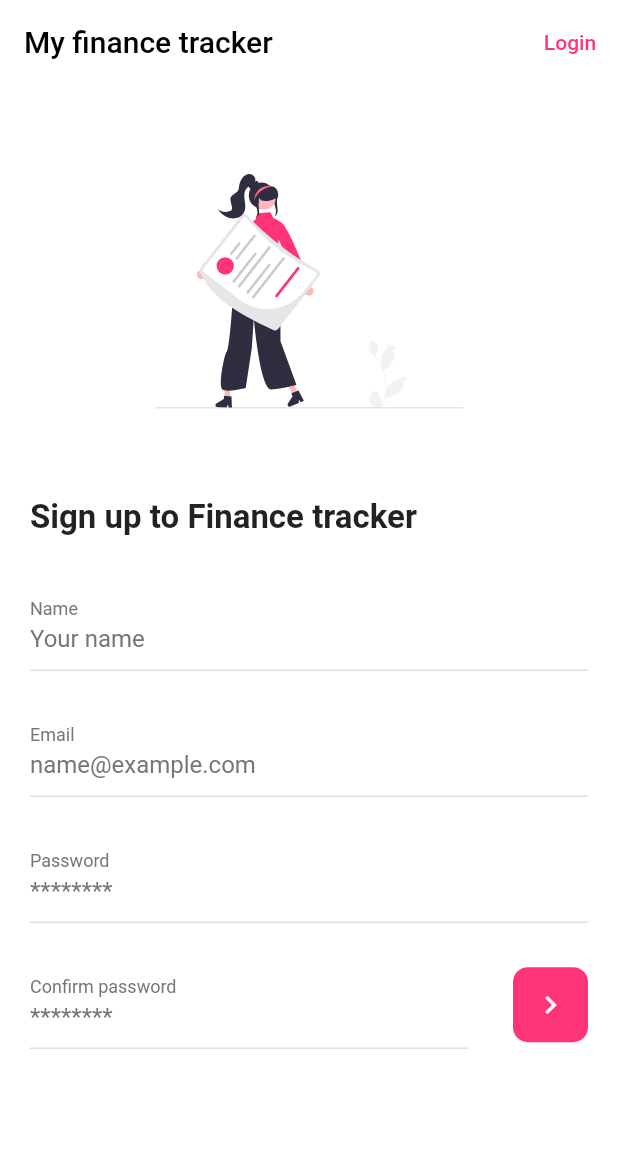
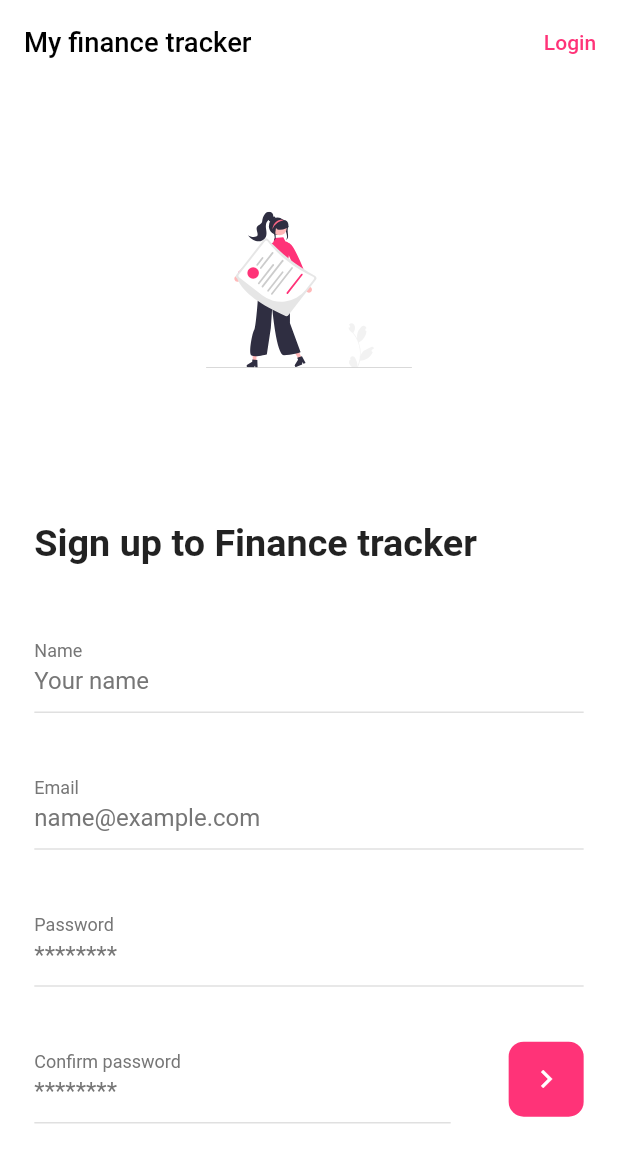
Before and after one commit to Mario06-dev/finance_tracker, a Flutter app: the screen it shows after launch, after a tap on "Sign Up", on a phone screen of 412 x 824 dp. Shown: the top 1163 px of the screen. Run offline on Flutter 3.47's test engine with Material 2 defaults, Android fonts, the phone set to English and light mode, and no system bars; our stand-ins replace cloud_firestore, firebase_auth, firebase_core, flutter_screenutil, flutter_svg; accounts and stored records are empty.

Commit message:
Added responsive sizing with screen util

```diff
--- a/lib/main.dart
+++ b/lib/main.dart
@@ -1,6 +1,10 @@
+import 'package:finance_tracker/colors.dart';
+import 'package:finance_tracker/screens/dashboard_screen.dart';
 import 'package:finance_tracker/screens/login_screen.dart';
+import 'package:firebase_auth/firebase_auth.dart';
 import 'package:flutter/material.dart';
 import 'package:firebase_core/firebase_core.dart';
+import 'package:flutter_screenutil/flutter_screenutil.dart';
 
 void main() async {
   WidgetsFlutterBinding.ensureInitialized();
@@ -14,13 +18,37 @@ class MyApp extends StatelessWidget {
   // This widget is the root of your application.
   @override
   Widget build(BuildContext context) {
-    return MaterialApp(
-      debugShowCheckedModeBanner: false,
-      title: 'Flutter Demo',
-      theme: ThemeData.light().copyWith(
-        scaffoldBackgroundColor: Colors.white,
+    return ScreenUtilInit(
+      designSize: const Size(360, 640),
+      builder: (context, child) => MaterialApp(
+        debugShowCheckedModeBanner: false,
+        title: 'Flutter Demo',
+        theme: ThemeData.light().copyWith(
+          scaffoldBackgroundColor: Colors.white,
+        ),
+        home: StreamBuilder(
+          stream: FirebaseAuth.instance.authStateChanges(),
+          builder: (context, snapshot) {
+            if (snapshot.connectionState == ConnectionState.active) {
+              if (snapshot.hasData) {
+                return const DashboardScreen();
+              } else if (snapshot.hasError) {
+                return Center(
+                  child: Text('${snapshot.error}'),
+                );
+              }
+            }
+            if (snapshot.connectionState == ConnectionState.waiting) {
+              return const Center(
+                  child: CircularProgressIndicator(
+                color: primaryColor,
+              ));
+            }
+
+            return const LoginScreen();
+          },
+        ),
       ),
-      home: const LoginScreen(),
     );
   }
 }
--- /dev/null
+++ b/lib/models/user_model.dart
@@ -0,0 +1,34 @@
+/*
+    	User Model for app users
+ */
+import 'package:cloud_firestore/cloud_firestore.dart';
+
+class UserModel {
+  final String email;
+  final String uid;
+  final String name;
+
+  const UserModel({
+    required this.email,
+    required this.uid,
+    required this.name,
+  });
+
+  // Converting everything we get form input to object file
+  Map<String, dynamic> toJson() => {
+        'email': email,
+        'uid': uid,
+        'name': name,
+      };
+
+  // Take DOcumentSnapshot and return User model
+  static UserModel fromSnap(DocumentSnapshot snap) {
+    var snapshot = snap.data() as Map<String, dynamic>;
+
+    return UserModel(
+      email: snapshot['email'],
+      uid: snapshot['uid'],
+      name: snapshot['name'],
+    );
+  }
+}
--- a/lib/screens/login_screen.dart
+++ b/lib/screens/login_screen.dart
@@ -2,6 +2,7 @@ import 'package:finance_tracker/colors.dart';
 import 'package:finance_tracker/screens/signup_screen.dart';
 import 'package:finance_tracker/widgets/text_input_field.dart';
 import 'package:flutter/material.dart';
+import 'package:flutter_screenutil/flutter_screenutil.dart';
 import 'package:flutter_svg/svg.dart';
 
 import '../widgets/small_action_button.dart';
@@ -21,10 +22,11 @@ class _LoginScreenState extends State<LoginScreen> {
         centerTitle: false,
         backgroundColor: Colors.white,
         elevation: 0,
-        title: const Text(
+        title: Text(
           'My finance tracker',
           style: TextStyle(
             color: Colors.black,
+            fontSize: 16.sp,
           ),
         ),
         actions: [
@@ -42,37 +44,39 @@ class _LoginScreenState extends State<LoginScreen> {
       ),
       body: SafeArea(
         child: Padding(
-          padding: const EdgeInsets.symmetric(horizontal: 20),
+          padding: EdgeInsets.symmetric(horizontal: 20.w),
           child: SingleChildScrollView(
             child: Column(
               crossAxisAlignment: CrossAxisAlignment.start,
               mainAxisAlignment: MainAxisAlignment.center,
               children: [
-                const SizedBox(height: 60),
+                SizedBox(height: 60.h),
                 Center(
                   child: SvgPicture.asset(
                     'assets/images/auth_img_2.svg',
-                    width: MediaQuery.of(context).size.width * 0.5,
+                    //width: MediaQuery.of(context).size.width * 0.5,
+                    width: 120.w,
+                    height: 120.h,
                   ),
                 ),
-                const SizedBox(height: 60),
-                const Text(
+                SizedBox(height: 60.h),
+                Text(
                   'Login to your account',
                   style: TextStyle(
-                    fontSize: 22,
+                    fontSize: 22.sp,
                     fontWeight: FontWeight.bold,
                   ),
                 ),
-                const SizedBox(height: 30),
+                SizedBox(height: 30.h),
                 const TextFieldInput(
                   hintText: 'name@example.com',
                   labelText: 'Email',
                   textInputType: TextInputType.emailAddress,
                 ),
-                const SizedBox(height: 25),
+                SizedBox(height: 25.h),
                 Row(
-                  children: const [
-                    Expanded(
+                  children: [
+                    const Expanded(
                       child: TextFieldInput(
                         hintText: '********',
                         labelText: 'Password',
@@ -80,11 +84,11 @@ class _LoginScreenState extends State<LoginScreen> {
                         isPass: true,
                       ),
                     ),
-                    SizedBox(width: 30),
-                    SmallActionButton(),
+                    SizedBox(width: 30.w),
+                    const SmallActionButton(),
                   ],
                 ),
-                const SizedBox(height: 30),
+                SizedBox(height: 30.h),
                 Text('Forgot password?'),
               ],
             ),
--- a/lib/screens/signup_screen.dart
+++ b/lib/screens/signup_screen.dart
@@ -2,9 +2,13 @@ import 'package:finance_tracker/colors.dart';
 import 'package:finance_tracker/screens/login_screen.dart';
 import 'package:finance_tracker/widgets/text_input_field.dart';
 import 'package:flutter/material.dart';
+import 'package:flutter_screenutil/flutter_screenutil.dart';
 import 'package:flutter_svg/svg.dart';
 
+import '../resources/auth_methods.dart';
+import '../utils/utils.dart';
 import '../widgets/small_action_button.dart';
+import 'dashboard_screen.dart';
 
 class SignupScreen extends StatefulWidget {
   const SignupScreen({Key? key}) : super(key: key);
@@ -14,6 +18,49 @@ class SignupScreen extends StatefulWidget {
 }
 
 class _SignupScreenState extends State<SignupScreen> {
+  // Text Editing controllers for input fields
+  TextEditingController _nameController = TextEditingController();
+  TextEditingController _emailController = TextEditingController();
+  TextEditingController _passwordController = TextEditingController();
+  TextEditingController _confirmPassController = TextEditingController();
+
+  bool _isLoading = false;
+
+  @override
+  void dispose() {
+    _nameController.dispose();
+    _emailController.dispose();
+    _passwordController.dispose();
+    _confirmPassController.dispose();
+    super.dispose();
+  }
+
+  void signUpUser() async {
+    setState(() {
+      _isLoading = true;
+    });
+
+    String res = await AuthMethods().signUpUser(
+      email: _emailController.text,
+      password: _passwordController.text,
+      name: _nameController.text,
+    );
+
+    if (res != 'successs') {
+      // ignore: use_build_context_synchronously
+      Navigator.of(context).pushReplacement(
+        MaterialPageRoute(
+          builder: (context) => const DashboardScreen(),
+        ),
+      );
+    } else {
+      showSnackBar(res, context);
+    }
+    setState(() {
+      _isLoading = false;
+    });
+  }
+
   @override
   Widget build(BuildContext context) {
     return Scaffold(
@@ -21,10 +68,11 @@ class _SignupScreenState extends State<SignupScreen> {
         centerTitle: false,
         backgroundColor: Colors.white,
         elevation: 0,
-        title: const Text(
+        title: Text(
           'My finance tracker',
           style: TextStyle(
             color: Colors.black,
+            fontSize: 16.sp,
           ),
         ),
         actions: [
@@ -42,7 +90,7 @@ class _SignupScreenState extends State<SignupScreen> {
       ),
       body: SafeArea(
         child: Padding(
-          padding: const EdgeInsets.symmetric(horizontal: 20),
+          padding: EdgeInsets.symmetric(horizontal: 20.w),
           child: SingleChildScrollView(
             child: Column(
               crossAxisAlignment: CrossAxisAlignment.start,
@@ -52,40 +100,42 @@ class _SignupScreenState extends State<SignupScreen> {
                 Center(
                   child: SvgPicture.asset(
                     'assets/images/auth_img_2.svg',
-                    width: MediaQuery.of(context).size.width * 0.5,
+                    //width: MediaQuery.of(context).size.width * 0.5,
+                    width: 120.w,
+                    height: 120.h,
                   ),
                 ),
-                const SizedBox(height: 60),
-                const Text(
+                SizedBox(height: 60.h),
+                Text(
                   'Sign up to Finance tracker',
                   style: TextStyle(
-                    fontSize: 22,
+                    fontSize: 22.sp,
                     fontWeight: FontWeight.bold,
                   ),
                 ),
-                const SizedBox(height: 30),
+                SizedBox(height: 30.h),
                 const TextFieldInput(
                   hintText: 'Your name',
                   labelText: 'Name',
                   textInputType: TextInputType.emailAddress,
                 ),
-                const SizedBox(height: 25),
+                SizedBox(height: 25.h),
                 const TextFieldInput(
                   hintText: 'name@example.com',
                   labelText: 'Email',
                   textInputType: TextInputType.emailAddress,
                 ),
-                const SizedBox(height: 25),
+                SizedBox(height: 25.h),
                 const TextFieldInput(
                   hintText: '********',
                   labelText: 'Password',
                   textInputType: TextInputType.text,
                   isPass: true,
                 ),
-                const SizedBox(height: 25),
+                SizedBox(height: 25.h),
                 Row(
-                  children: const [
-                    Expanded(
+                  children: [
+                    const Expanded(
                       child: TextFieldInput(
                         hintText: '********',
                         labelText: 'Confirm password',
@@ -93,10 +143,16 @@ class _SignupScreenState extends State<SignupScreen> {
                         isPass: true,
                       ),
                     ),
-                    SizedBox(width: 30),
-                    SmallActionButton(),
+                    SizedBox(width: 30.h),
+                    GestureDetector(
+                      onTap: signUpUser,
+                      child: _isLoading
+                          ? const CircularProgressIndicator()
+                          : const SmallActionButton(),
+                    ),
                   ],
                 ),
+                SizedBox(height: 50.h),
               ],
             ),
           ),
--- a/pubspec.yaml
+++ b/pubspec.yaml
@@ -25,12 +25,14 @@ dependencies:
   flutter:
     sdk: flutter
   flutter_svg: ^1.1.0
-
-dev_dependencies:
   cloud_firestore: ^3.1.17
   firebase_auth: ^3.3.19
   firebase_core: ^1.17.1
   firebase_storage: ^10.2.17
+  flutter_screenutil: ^5.5.3+2
+
+dev_dependencies:
+
   flutter_lints: ^2.0.0
   flutter_test:
     sdk: flutter
```
Also changed, not shown: lib/resources/auth_methods.dart (added, +48 -0 lines), lib/screens/dashboard_screen.dart (added, +14 -0 lines), lib/utils/utils.dart (added, +9 -0 lines), pubspec.lock.
